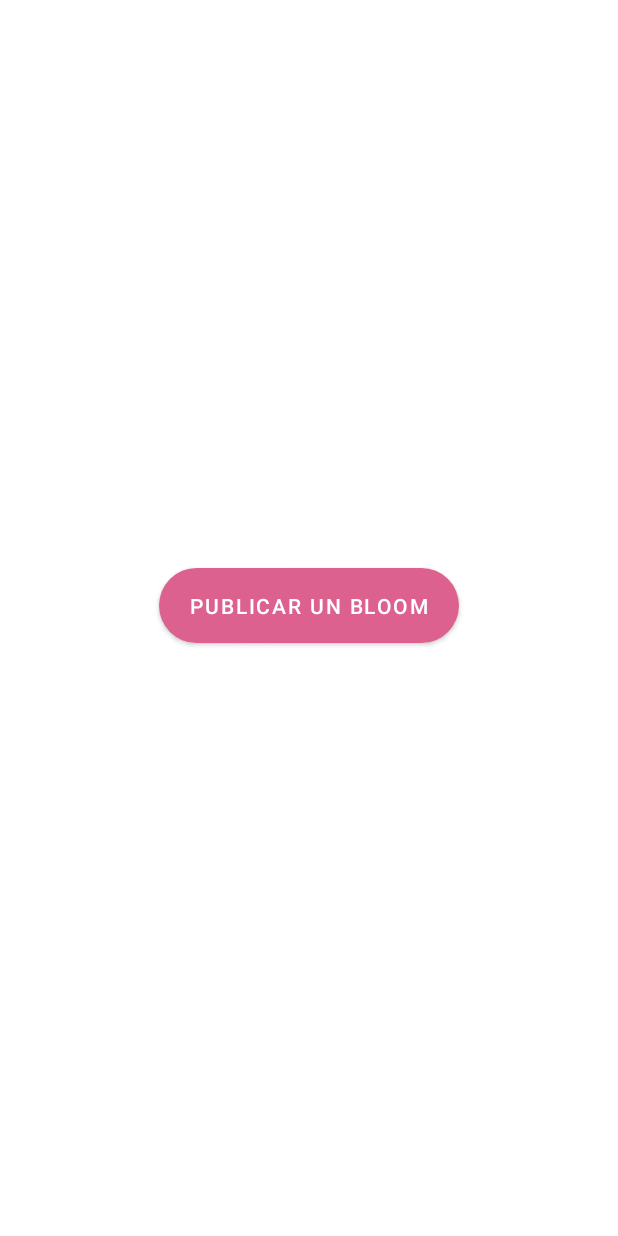
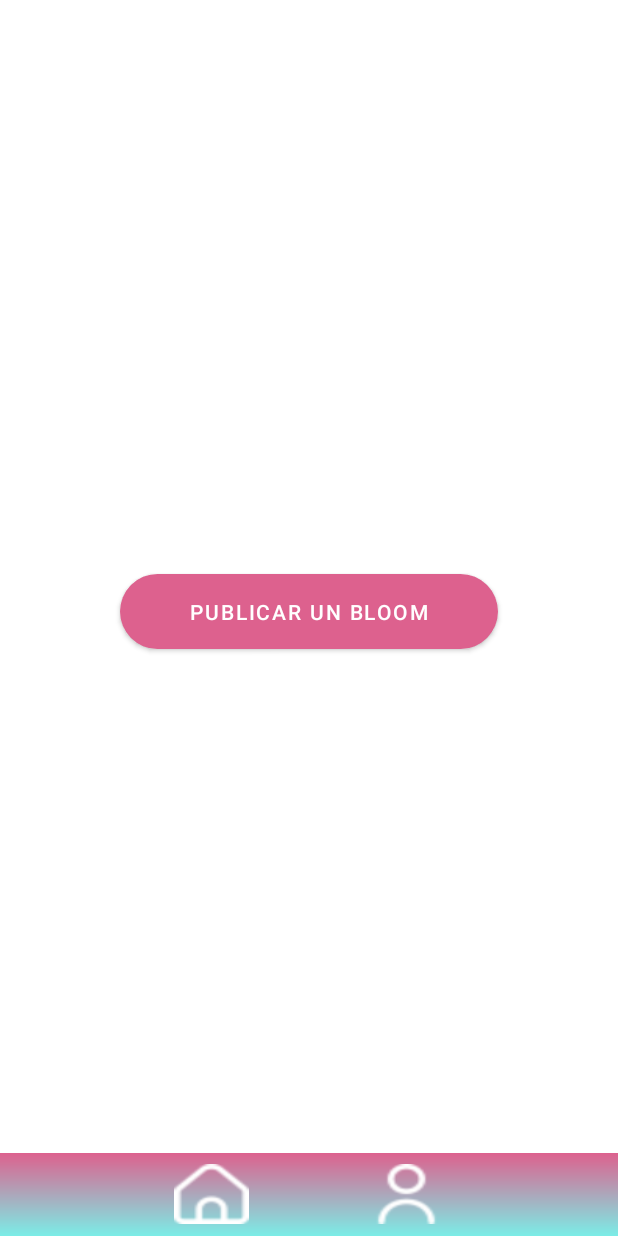
Before and after one commit to andreitaglz1/Blooming, an Android app: the HomePageFragment screen opened through its navigation route, on a phone screen of 412 x 824 dp. Run offline under Robolectric (Android 15) with nearby library versions, the phone set to English and light mode, and no system bars; our stand-ins replace navigation-ui.

Commit message:
Design Nav Menu

```diff
--- a/app/src/main/java/ni/edu/uca/blooming/MainActivity.kt
+++ b/app/src/main/java/ni/edu/uca/blooming/MainActivity.kt
@@ -1,19 +1,13 @@
 package ni.edu.uca.blooming
-
 import android.os.Bundle
-import com.google.android.material.navigation.NavigationView
 import androidx.navigation.findNavController
 import androidx.navigation.ui.AppBarConfiguration
-import androidx.navigation.ui.navigateUp
-import androidx.navigation.ui.setupActionBarWithNavController
-import androidx.navigation.ui.setupWithNavController
-import androidx.drawerlayout.widget.DrawerLayout
 import androidx.appcompat.app.AppCompatActivity
 import ni.edu.uca.blooming.databinding.ActivityMainBinding
 
 class MainActivity : AppCompatActivity() {
 
-  //  private lateinit var appBarConfiguration: AppBarConfiguration
+
     private lateinit var binding: ActivityMainBinding
 
     override fun onCreate(savedInstanceState: Bundle?) {
@@ -25,20 +19,5 @@ class MainActivity : AppCompatActivity() {
         val navController = findNavController(R.id.nav_host_fragment_content_main)
 
 
-        // Passing each menu ID as a set of Ids because each
-        // menu should be considered as top level destinations.
-        /*      appBarConfiguration = AppBarConfiguration(
-            setOf(
-                R.id.navUsability, R.id.navHelp, R.id.navPrivacy,R.id.navTerminos
-            ), drawerLayout
-        )
-        setupActionBarWithNavController(navController, appBarConfiguration)
-        navView.setupWithNavController(navController)
-    }
-
-    override fun onSupportNavigateUp(): Boolean {
-        val navController = findNavController(R.id.nav_host_fragment_content_main)
-        return navController.navigateUp(appBarConfiguration) || super.onSupportNavigateUp()
-    }*/
     }
 }
--- a/app/src/main/res/layout/fragment_home_page.xml
+++ b/app/src/main/res/layout/fragment_home_page.xml
@@ -3,6 +3,7 @@
     xmlns:android="http://schemas.android.com/apk/res/android"
     xmlns:app="http://schemas.android.com/apk/res-auto"
     xmlns:tools="http://schemas.android.com/tools"
+    android:id="@+id/drawer_layout"
     android:layout_width="match_parent"
     android:layout_height="match_parent"
     android:fitsSystemWindows="true"
@@ -10,7 +11,7 @@
     tools:context=".ui.homepage.HomePageFragment">
 
 
-    <LinearLayout
+    <RelativeLayout
         android:layout_width="match_parent"
         android:layout_height="wrap_content"
         android:orientation="vertical"
@@ -22,16 +23,15 @@
         android:layout_height="wrap_content"
         android:scrollbarThumbVertical="@drawable/scroll_bar_icon"
         android:scrollbars="vertical"
-        app:layout_constraintBottom_toTopOf="@+id/btnPost"
         app:layout_constraintEnd_toEndOf="parent"
         app:layout_constraintHorizontal_bias="0.0"
         app:layout_constraintStart_toStartOf="parent"
         app:layout_constraintTop_toTopOf="parent"
         app:layout_constraintVertical_bias="0.037" />
 
-    </LinearLayout>
+    </RelativeLayout>
 
-    <LinearLayout
+    <RelativeLayout
         android:layout_width="match_parent"
         android:layout_height="wrap_content"
         android:orientation="horizontal"
@@ -41,10 +41,49 @@
             android:id="@+id/btnPost"
             android:layout_width="200dp"
             android:layout_height="50dp"
+            android:layout_alignParentStart="true"
+            android:layout_alignParentEnd="true"
+            android:layout_marginStart="80dp"
+            android:layout_marginEnd="80dp"
             android:layout_marginBottom="8dp"
             android:background="@drawable/custom_button"
             android:text="@string/publicar_un_bloom" />
-    </LinearLayout>
+    </RelativeLayout>
+
+    <RelativeLayout
+        android:layout_width="match_parent"
+        android:layout_height="wrap_content"
+        android:gravity="bottom">
+
+        <LinearLayout
+            android:layout_width="match_parent"
+            android:layout_height="55dp"
+            android:orientation="horizontal"
+            android:background="@drawable/gradient_pink"
+            android:gravity="center_horizontal">
+
+            <ImageButton
+                android:id="@+id/btnHome"
+                android:layout_width="50dp"
+                android:layout_height="40dp"
+                android:layout_gravity="center"
+                android:layout_marginStart="10dp"
+                android:layout_marginEnd="10dp"
+                android:background="@drawable/hogar" />
+
+            <ImageButton
+                android:id="@+id/btnLogin"
+                android:layout_width="50dp"
+                android:layout_height="40dp"
+                android:background="@drawable/user"
+                android:layout_gravity="center"
+                android:layout_marginStart="70dp"
+                android:layout_marginEnd="10dp"
+                />
+
+        </LinearLayout>
+
+    </RelativeLayout>
 
 
         <com.google.android.material.navigation.NavigationView
```
